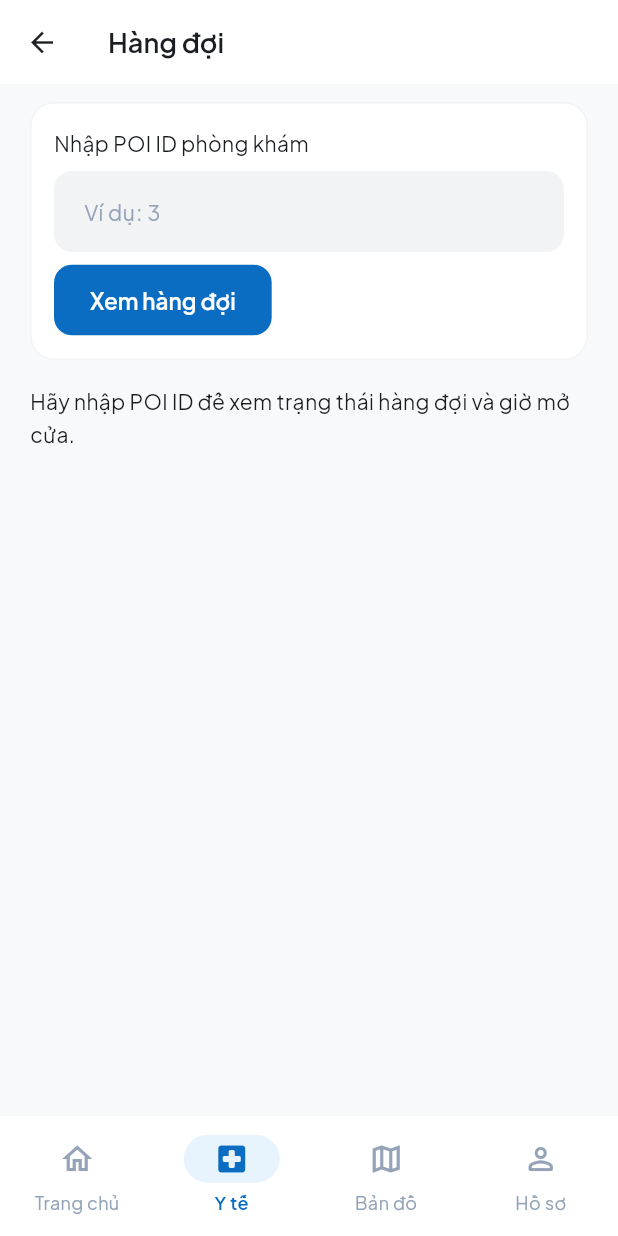
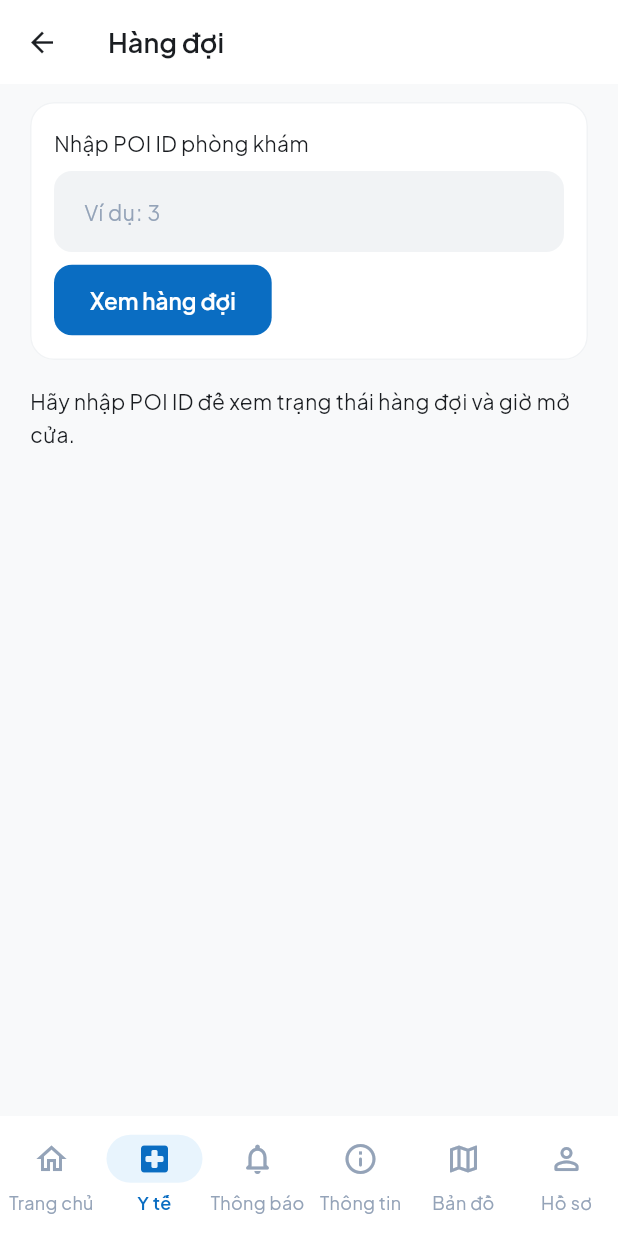
Before and after one commit to SengathitBannavong/hospital-app, a Flutter app: the TaskListPage screen opened by its route, after a tap on "Hàng đợi", on a phone screen of 412 x 824 dp. Run offline on Flutter 3.47's test engine with Material 3 defaults, Android fonts, the light colour scheme and no system bars; our stand-ins replace dio, flutter_dotenv, flutter_riverpod, flutter_secure_storage, freezed_annotation, go_router and 3 more; accounts and stored records are empty; generated files the repository leaves out were written again; network calls fail.

Commit message:
Add notification feature UI (#18)
* Add notification feature UI

* Format notification feature files

* Improve home dashboard quick actions

* feat(notification): integrate API flow and align nav order

- wire Notification module to backend APIs via repository layer
- map notification API response to model with safe parsing
- switch provider to AsyncValue for loading/error handling
- add pull-to-refresh and empty/error UI states
- prevent redundant read/delete calls when item unchanged
- align bottom nav + router branch order for Notification tab

Why:
- replace hardcoded data with real server data
- improve UX responsiveness and error visibility
- keep navigation order consistent with tab layout

* Add notification feature and improve home dashboard UI

* mod(PROJECT.md) modify PROJECT.md to add new checklist

* feat(info): add info tab and update checklist

- rename FAQ page to Info page and update title
- add Info branch to app shell routes and navbar destination
- keep /faq as legacy redirect to /info
- update PROJECT.md to reflect Info routing and Notification/SOS status

Done checklist by Kimheng:
- [x] Add navigation entry points for static info pages
- [x] Static info page exists under `features/info` and is routed via `/info`.
- [x] Home quick actions are missing for Map, Medical tasks, Notifications, SOS,
  FAQ/help, utilities, wheelchair booking, staff request, and chat/support
- [x] Notification list page exists and is wired in app shell.

```diff
--- a/lib/core/network/api_endpoints.dart
+++ b/lib/core/network/api_endpoints.dart
@@ -43,4 +43,9 @@ class ApiEndpoints {
   static const String routeOrderUnordered = 'route/order_unordered';
   static const String routeHistory = 'route/get_history';
   static const String routeClearHistory = 'route/clear_history';
+
+  // Notification
+  static const String notificationGetList = 'notification/get_list';
+  static const String notificationSetRead = 'notification/set_read';
+  static const String notificationDelete = 'notification/delete';
 }
--- a/lib/features/home/presentation/pages/home_page.dart
+++ b/lib/features/home/presentation/pages/home_page.dart
@@ -7,6 +7,7 @@ import '../../../../core/widgets/medical_info_card.dart';
 import '../../../../core/widgets/fade_slide_transition.dart';
 import '../../../auth/presentation/providers/auth_provider.dart';
 import '../../data/home_repository.dart';
+import 'package:go_router/go_router.dart';
 
 class HomePage extends ConsumerStatefulWidget {
   const HomePage({super.key, required this.title});
@@ -216,47 +217,63 @@ class _HomePageState extends ConsumerState<HomePage> {
               const SizedBox(height: AppSpacing.md),
               FadeSlideTransition(
                 delay: const Duration(milliseconds: 400),
-                child: Row(
+                child: Card(
+                  child: ListTile(
+                    leading: Icon(
+                      Icons.notifications_active_rounded,
+                      color: context.colorScheme.primary,
+                    ),
+                    title: const Text('Bạn có 2 thông báo mới'),
+                    subtitle: const Text('Nhấn để xem danh sách thông báo'),
+                    trailing: const Icon(
+                      Icons.arrow_forward_ios_rounded,
+                      size: 16,
+                    ),
+                    onTap: () => context.go('/notification'),
+                  ),
+                ),
+              ),
+              const SizedBox(height: AppSpacing.xl),
+
+              FadeSlideTransition(
+                delay: const Duration(milliseconds: 450),
+                child: Text(
+                  'Truy cập nhanh',
+                  style: context.textTheme.titleMedium,
+                ),
+              ),
+
+              const SizedBox(height: AppSpacing.md),
+
+              FadeSlideTransition(
+                delay: const Duration(milliseconds: 500),
+                child: Wrap(
+                  spacing: AppSpacing.md,
+                  runSpacing: AppSpacing.md,
                   children: [
-                    Expanded(
-                      child: FilledButton.icon(
-                        onPressed: () =>
-                            AppToast.showSuccess('Đặt lịch khám thành công'),
-                        icon: const Icon(Icons.check_circle_rounded),
-                        label: const Text('Thành công'),
-                        style: FilledButton.styleFrom(
-                          backgroundColor: AppColors.success,
-                        ),
-                      ),
+                    _QuickActionCard(
+                      title: 'Bản đồ',
+                      icon: Icons.map_rounded,
+                      onTap: () => context.go('/map'),
                     ),
-                    const SizedBox(width: AppSpacing.sm),
-                    Expanded(
-                      child: FilledButton.icon(
-                        onPressed: () =>
-                            AppToast.showWarning('Bác sĩ hiện đang bận'),
-                        icon: const Icon(Icons.warning_rounded),
-                        label: const Text('Cảnh báo'),
-                        style: FilledButton.styleFrom(
-                          backgroundColor: AppColors.warning,
-                        ),
-                      ),
+                    _QuickActionCard(
+                      title: 'Y tế',
+                      icon: Icons.local_hospital_rounded,
+                      onTap: () => context.go('/medical'),
                     ),
-                    const SizedBox(width: AppSpacing.sm),
-                    Expanded(
-                      child: FilledButton.icon(
-                        onPressed: () =>
-                            AppToast.showError('Không thể tải dữ liệu'),
-                        icon: const Icon(Icons.error_rounded),
-                        label: const Text('Lỗi'),
-                        style: FilledButton.styleFrom(
-                          backgroundColor: AppColors.error,
-                        ),
-                      ),
+                    _QuickActionCard(
+                      title: 'Hồ sơ',
+                      icon: Icons.person_rounded,
+                      onTap: () => context.go('/profile'),
+                    ),
+                    _QuickActionCard(
+                      title: 'FAQ',
+                      icon: Icons.help_outline_rounded,
+                      onTap: () => context.go('/faq'),
                     ),
                   ],
                 ),
               ),
-
               const SizedBox(height: AppSpacing.xl),
 
               // Status Badge Example
@@ -305,3 +322,42 @@ class _HomePageState extends ConsumerState<HomePage> {
     );
   }
 }
+
+class _QuickActionCard extends StatelessWidget {
+  final String title;
+  final IconData icon;
+  final VoidCallback onTap;
+
+  const _QuickActionCard({
+    required this.title,
+    required this.icon,
+    required this.onTap,
+  });
+
+  @override
+  Widget build(BuildContext context) {
+    return SizedBox(
+      width: 150,
+      child: Card(
+        child: InkWell(
+          borderRadius: AppRadius.borderLg,
+          onTap: onTap,
+          child: Padding(
+            padding: AppSpacing.cardPadding,
+            child: Column(
+              children: [
+                Icon(icon, size: 32, color: context.colorScheme.primary),
+                const SizedBox(height: AppSpacing.sm),
+                Text(
+                  title,
+                  style: context.textTheme.labelLarge,
+                  textAlign: TextAlign.center,
+                ),
+              ],
+            ),
+          ),
+        ),
+      ),
+    );
+  }
+}
--- /dev/null
+++ b/lib/features/info/presentation/pages/info_page.dart
@@ -0,0 +1,43 @@
+import 'package:flutter/material.dart';
+import '../../../../core/theme/hospital_theme.dart';
+
+class InfoPage extends StatelessWidget {
+  const InfoPage({super.key});
+
+  @override
+  Widget build(BuildContext context) {
+    final faqs = [
+      {
+        'q': 'Làm sao để tìm phòng khám?',
+        'a': 'Bạn có thể mở Bản đồ và tìm tên phòng hoặc khoa.',
+      },
+      {
+        'q': 'Làm sao để xem nhiệm vụ y tế?',
+        'a': 'Vào mục Y tế để xem nhiệm vụ, hàng chờ và đơn thuốc.',
+      },
+      {
+        'q': 'Làm sao để xem thông báo?',
+        'a': 'Vào mục Thông báo trên thanh điều hướng.',
+      },
+    ];
+
+    return Scaffold(
+      appBar: AppBar(title: const Text('Thông tin')),
+      body: ListView.separated(
+        padding: AppSpacing.pageWithTop,
+        itemCount: faqs.length,
+        separatorBuilder: (_, _) => const SizedBox(height: AppSpacing.md),
+        itemBuilder: (context, index) {
+          final item = faqs[index];
+          return Card(
+            child: ExpansionTile(
+              title: Text(item['q']!),
+              childrenPadding: AppSpacing.cardPadding,
+              children: [Text(item['a']!)],
+            ),
+          );
+        },
+      ),
+    );
+  }
+}
--- a/lib/features/main/presentation/pages/main_shell.dart
+++ b/lib/features/main/presentation/pages/main_shell.dart
@@ -30,6 +30,16 @@ class MainShell extends StatelessWidget {
             label: 'Y tế',
           ),
           NavigationDestination(
+            icon: Icon(Icons.notifications_none_rounded),
+            selectedIcon: Icon(Icons.notifications_rounded),
+            label: 'Thông báo',
+          ),
+          NavigationDestination(
+            icon: Icon(Icons.info_outline_rounded),
+            selectedIcon: Icon(Icons.info_rounded),
+            label: 'Thông tin',
+          ),
+          NavigationDestination(
             icon: Icon(Icons.map_outlined),
             selectedIcon: Icon(Icons.map_rounded),
             label: 'Bản đồ',
--- /dev/null
+++ b/lib/features/notification/presentation/pages/notification_page.dart
@@ -0,0 +1,126 @@
+import 'package:flutter/material.dart';
+import 'package:flutter_riverpod/flutter_riverpod.dart';
+import '../../../../core/theme/hospital_theme.dart';
+import '../../../../core/utils/app_toast.dart';
+import '../providers/notification_provider.dart';
+import '../widgets/notification_card.dart';
+
+class NotificationPage extends ConsumerWidget {
+  const NotificationPage({super.key});
+
+  @override
+  Widget build(BuildContext context, WidgetRef ref) {
+    final notificationsState = ref.watch(notificationProvider);
+    final unreadCount = notificationsState.maybeWhen(
+      data: (items) => items.where((item) => !item.isRead).length,
+      orElse: () => 0,
+    );
+
+    return Scaffold(
+      appBar: AppBar(
+        title: Text('Thông báo ($unreadCount)'),
+        actions: [
+          IconButton(
+            icon: const Icon(Icons.done_all_rounded),
+            tooltip: 'Đánh dấu tất cả đã đọc',
+            onPressed: () async {
+              try {
+                await ref.read(notificationProvider.notifier).markAllAsRead();
+              } catch (error) {
+                AppToast.showError(_formatError(error));
+              }
+            },
+          ),
+        ],
+      ),
+      body: notificationsState.when(
+        data: (notifications) {
+          if (notifications.isEmpty) {
+            return RefreshIndicator(
+              onRefresh: () => ref
+                  .read(notificationProvider.notifier)
+                  .fetchNotifications(keepPrevious: true),
+              child: ListView(
+                physics: const AlwaysScrollableScrollPhysics(),
+                padding: AppSpacing.pageWithTop,
+                children: const [
+                  SizedBox(height: AppSpacing.xxl),
+                  Center(child: Text('Không có thông báo nào')),
+                ],
+              ),
+            );
+          }
+
+          return RefreshIndicator(
+            onRefresh: () => ref
+                .read(notificationProvider.notifier)
+                .fetchNotifications(keepPrevious: true),
+            child: ListView.separated(
+              physics: const AlwaysScrollableScrollPhysics(),
+              padding: AppSpacing.pageWithTop,
+              itemCount: notifications.length,
+              separatorBuilder: (_, _) => const SizedBox(height: AppSpacing.md),
+              itemBuilder: (context, index) {
+                final item = notifications[index];
+
+                return NotificationCard(
+                  notification: item,
+                  onTap: () async {
+                    try {
+                      await ref
+                          .read(notificationProvider.notifier)
+                          .markAsRead(item.id);
+                    } catch (error) {
+                      AppToast.showError(_formatError(error));
+                    }
+                  },
+                  onDelete: () async {
+                    try {
+                      await ref
+                          .read(notificationProvider.notifier)
+                          .deleteNotification(item.id);
+                    } catch (error) {
+                      AppToast.showError(_formatError(error));
+                    }
+                  },
+                );
+              },
+            ),
+          );
+        },
+        loading: () => const Center(child: CircularProgressIndicator()),
+        error: (error, _) => _buildErrorState(ref, error),
+      ),
+    );
+  }
+
+  Widget _buildErrorState(WidgetRef ref, Object error) {
+    return Center(
+      child: Padding(
+        padding: AppSpacing.pageWithTop,
+        child: Column(
+          mainAxisSize: MainAxisSize.min,
+          children: [
+            const Icon(Icons.notifications_off_rounded, size: 48),
+            const SizedBox(height: AppSpacing.md),
+            const Text('Không thể tải thông báo'),
+            const SizedBox(height: AppSpacing.xs),
+            Text(_formatError(error), textAlign: TextAlign.center),
+            const SizedBox(height: AppSpacing.md),
+            ElevatedButton.icon(
+              onPressed: () {
+                ref.read(notificationProvider.notifier).fetchNotifications();
+              },
+              icon: const Icon(Icons.refresh_rounded),
+              label: const Text('Thử lại'),
+            ),
+          ],
+        ),
+      ),
+    );
+  }
+
+  String _formatError(Object error) {
+    return error.toString().replaceFirst('Exception: ', '');
+  }
+}
```
Also changed, not shown: lib/core/navigation/app_router.dart (+26 -3 lines), lib/features/notification/data/models/app_notification.dart (added, +57 -0 lines), lib/features/notification/data/repository/notification_repository.dart (added, +103 -0 lines), lib/features/notification/presentation/providers/notification_provider.dart (added, +79 -0 lines), lib/features/notification/presentation/widgets/notification_card.dart (added, +47 -0 lines), 1 other file.
